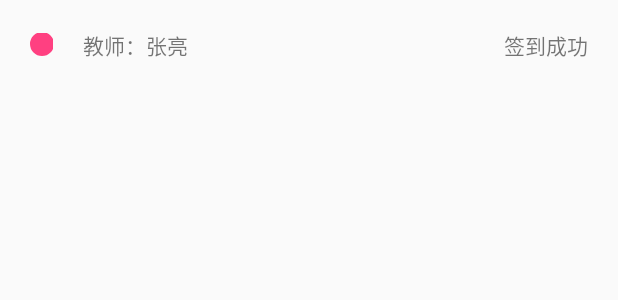
After one commit to itning/smp-android, an Android app: the layout item_student_group_check.xml on its own in the app's theme, with its tools: preview values and no code run, on a phone screen of 412 x 824 dp. The commit adds this screen. Shown: the top 300 px of the screen. Run offline under Robolectric (Android 15) with nearby library versions, the phone set to English and light mode, and no system bars.

Commit message:
add group activity

```diff
--- a/app/src/main/AndroidManifest.xml
+++ b/app/src/main/AndroidManifest.xml
@@ -9,6 +9,7 @@
         android:roundIcon="@mipmap/ic_launcher_round"
         android:supportsRtl="true"
         android:theme="@style/AppTheme">
+        <activity android:name=".ui.activity.GroupActivity"></activity>
         <activity android:name=".ui.activity.MainActivity">
             <intent-filter>
                 <action android:name="android.intent.action.MAIN" />
--- a/app/src/main/java/top/itning/smpandroid/ui/activity/MainActivity.java
+++ b/app/src/main/java/top/itning/smpandroid/ui/activity/MainActivity.java
@@ -1,5 +1,6 @@
 package top.itning.smpandroid.ui.activity;
 
+import android.content.Intent;
 import android.os.Bundle;
 import android.os.Handler;
 import android.util.Log;
@@ -135,6 +136,8 @@ public class MainActivity extends AppCompatActivity implements StudentGroupRecyc
     @Override
     public void onItemClick(View view, Group object) {
         Log.d(TAG, object.toString());
-        Snackbar.make(findViewById(R.id.cl_content), object.toString(), Snackbar.LENGTH_LONG).show();
+        Intent intent = new Intent(this, GroupActivity.class);
+        intent.putExtra("data", object);
+        startActivity(intent);
     }
 }
--- /dev/null
+++ b/app/src/main/res/layout/item_student_group_check.xml
@@ -0,0 +1,48 @@
+<?xml version="1.0" encoding="utf-8"?>
+<RelativeLayout xmlns:android="http://schemas.android.com/apk/res/android"
+    xmlns:app="http://schemas.android.com/apk/res-auto"
+    xmlns:tools="http://schemas.android.com/tools"
+    android:layout_width="match_parent"
+    android:layout_height="60dp"
+    android:foreground="?attr/selectableItemBackground">
+
+    <LinearLayout
+        android:id="@+id/ll_round"
+        android:layout_width="wrap_content"
+        android:layout_height="wrap_content"
+        android:layout_centerVertical="true"
+        android:layout_marginStart="20dp">
+
+        <top.itning.smpandroid.ui.view.RoundBackChange
+            android:id="@+id/round"
+            android:layout_width="15dp"
+            android:layout_height="15dp"
+            android:scaleType="centerInside"
+            app:self_color="@color/colorAccent" />
+    </LinearLayout>
+
+    <RelativeLayout
+        android:layout_width="wrap_content"
+        android:layout_height="wrap_content"
+        android:layout_centerVertical="true"
+        android:layout_marginStart="20dp"
+        android:layout_toEndOf="@id/ll_round">
+
+
+        <TextView
+            android:id="@+id/tv_date"
+            android:layout_width="wrap_content"
+            android:layout_height="wrap_content"
+            tools:text="教师：张亮" />
+
+        <TextView
+            android:id="@+id/tv_status"
+            android:layout_width="wrap_content"
+            android:layout_height="wrap_content"
+            android:layout_alignParentEnd="true"
+            android:layout_centerVertical="true"
+            android:layout_marginEnd="20dp"
+            android:text="签到成功"
+            tools:ignore="RelativeOverlap" />
+    </RelativeLayout>
+</RelativeLayout>
```
Also changed, not shown: app/src/main/java/top/itning/smpandroid/entity/StudentGroupCheck.java (added, +26 -0 lines), app/src/main/java/top/itning/smpandroid/ui/activity/GroupActivity.java (added, +134 -0 lines), app/src/main/java/top/itning/smpandroid/ui/adapter/StudentGroupCheckRecylerViewAdapter.java (renamed from app/src/main/java/top/itning/smpandroid/ui/adapter/StudentGroupRecyclerViewAdapter.java, +17 -42 lines), app/src/main/res/layout/activity_group.xml (added, +81 -0 lines), app/src/main/res/menu/menu_group.xml (added, +10 -0 lines), app/src/main/res/layout/item_student_join_group.xml (renamed from app/src/main/res/layout/student_join_group_item.xml).
